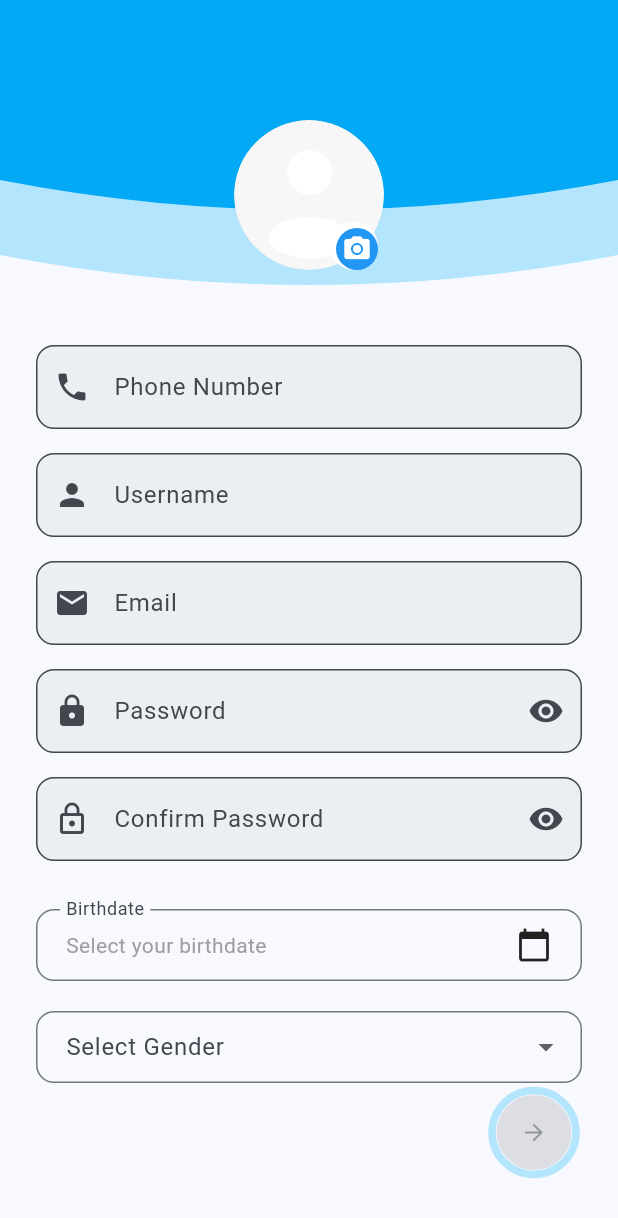
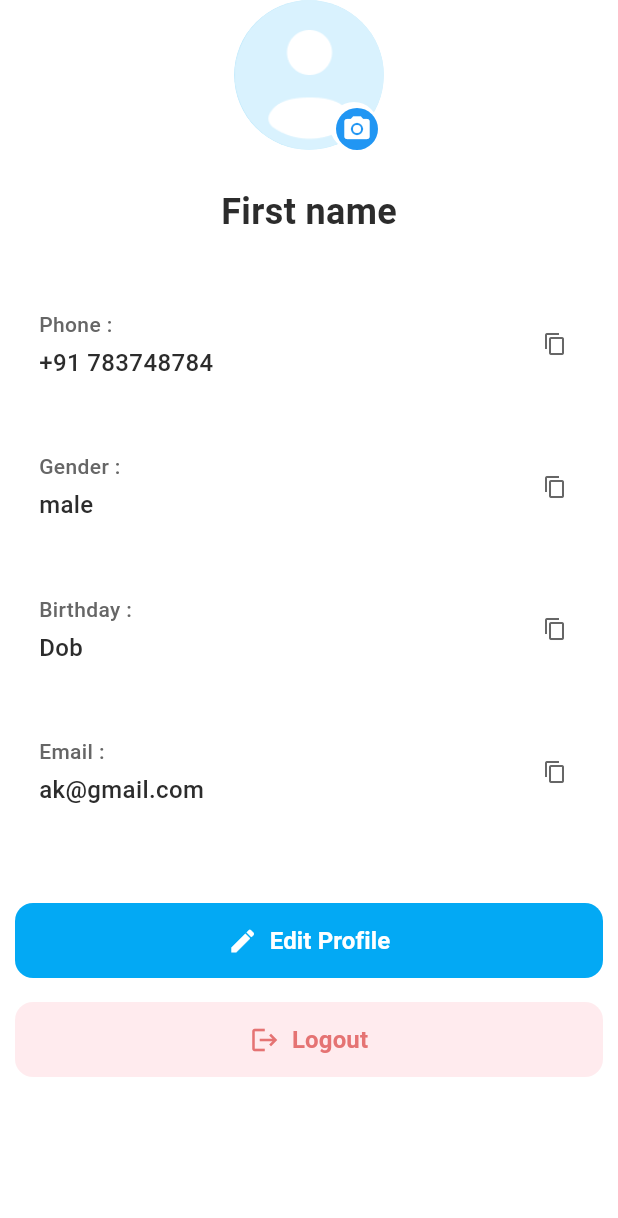
Before and after one commit to Hitesh4590/demoMessenger, a Flutter app: the screen it shows after launch, on a phone screen of 412 x 824 dp. Shown: the top 1218 px of the screen. Run offline on Flutter 3.47's test engine with Material 3 defaults, Android fonts, the phone set to English and light mode, and no system bars; our stand-ins replace cloud_firestore, firebase_auth, firebase_core, flutter_riverpod, image_picker; missing offline and left inert: cloudinary_public; accounts and stored records are empty.

Commit message:
[Add] Created the Profile screen. [Add] Added the functionality of the copying text

```diff
--- a/lib/screens/profile/profile_screen.dart
+++ b/lib/screens/profile/profile_screen.dart
@@ -0,0 +1,124 @@
+import 'package:demo_messenger/widgets/action_btn_widget.dart';
+import 'package:demo_messenger/widgets/displaytext_widget.dart';
+import 'package:flutter/material.dart';
+import 'package:demo_messenger/widgets/profileavatar_widget.dart';
+
+class ProfileScreen extends StatefulWidget {
+  const ProfileScreen({super.key});
+
+  @override
+  State<ProfileScreen> createState() => _ProfileScreenState();
+}
+
+class _ProfileScreenState extends State<ProfileScreen> {
+  String? _selectedImagePath;
+  @override
+  Widget build(BuildContext context) {
+    return Scaffold(
+      backgroundColor: Colors.white,
+      body: SafeArea(
+        child: Padding(
+          padding: const EdgeInsets.symmetric(horizontal: 10),
+
+          child: SingleChildScrollView(
+            child: Column(
+              children: [
+                Column(
+                  children: [
+                    Stack(
+                      children: [
+                        ProfileAvatar(
+                          imagePath:
+                              _selectedImagePath ?? 'assets/images/profile.png',
+                          radius: 50,
+                          isFile: _selectedImagePath != null,
+                          backgroundColor: Colors.lightBlue.shade100,
+                          onImageSelected: (String? imagePath) {
+                            setState(() {
+                              _selectedImagePath = imagePath;
+                            });
+                          },
+                        ),
+                        Positioned(
+                          bottom: 0,
+                          right: 4,
+                          child: Container(
+                            padding: const EdgeInsets.all(4),
+                            decoration: BoxDecoration(
+                              color: Colors.blue,
+                              shape: BoxShape.circle,
+                            ),
+                            child: const Icon(
+                              Icons.camera_alt,
+                              color: Colors.white,
+                              size: 20,
+                            ),
+                          ),
+                        ),
+                      ],
+                    ),
+                    const SizedBox(height: 24,),
+                    //Name
+                    Text("First name", style: const TextStyle(
+                      fontSize: 24,
+                      fontWeight: FontWeight.w600,
+                      color: Color(0xFF2C2C2C),
+                    ),
+                    ),
+                    const SizedBox(height: 32),
+
+                    //profile details of the user
+                    //phone
+                    DisplayText(
+                      label: 'Phone',
+                      // value: '(+44) ${user.phoneNumber}',
+                      value: '+91 783748784',
+                    ),
+                    DisplayText(
+                      label: 'Gender',
+                      // value: user.gender ?? 'Not specified',
+                      value: 'male',
+                    ),
+                    DisplayText(
+                      label: 'Birthday',
+                      // value: user.birthdate != null
+                      //     ? DateFormat('dd/MM/yyyy').format(user.birthdate!)
+                      //     : 'Not specified',
+                      value: 'Dob',
+                    ),
+                    DisplayText(
+                      label: 'Email',
+                      // value: user.email,
+                      value: "ak@gmail.com",
+                    ),
+                    const SizedBox(height: 32),
+
+                    // Edit Profile Button
+                    ProfileActionButton(
+                      label: 'Edit Profile',
+                      icon: Icons.edit,
+                      onPressed: () {
+
+                      },
+                      backgroundColor: Colors.lightBlue.shade500,
+                      foregroundColor: Colors.white,
+                    ),
+                    const SizedBox(height: 16),
+                    ProfileActionButton(label: 'Logout', onPressed: () {
+
+                    },
+                      icon: Icons.logout,
+                      backgroundColor: const Color(0xFFFFEBEE),
+                      foregroundColor: const Color(0xFFE57373),
+                    ),
+                  ],
+                ),
+                const SizedBox(height: 16),
+              ],
+            ),
+          ),
+        ),
+      ),
+    );
+  }
+}
--- a/lib/screens/splash/splash_screen.dart
+++ b/lib/screens/splash/splash_screen.dart
@@ -1,4 +1,5 @@
 import 'dart:async';
+import 'package:demo_messenger/screens/profile/profile_screen.dart';
 import 'package:flutter/material.dart';
 import '../registration/registration_screen.dart';
 
@@ -27,7 +28,7 @@ class _SplashScreenState extends State<SplashScreen> {
     Timer(Duration(seconds: 3), () {
       Navigator.pushReplacement(
         context,
-        MaterialPageRoute(builder: (context) => RegistrationScreen()),
+        MaterialPageRoute(builder: (context) => ProfileScreen()),
       );
     });
   }
--- /dev/null
+++ b/lib/widgets/action_btn_widget.dart
@@ -0,0 +1,47 @@
+import 'package:flutter/material.dart';
+
+class ProfileActionButton extends StatelessWidget {
+  final String label;
+  final VoidCallback onPressed;
+  final Color backgroundColor;
+  final Color foregroundColor;
+  final IconData icon;
+
+  const ProfileActionButton({super.key,
+    required this.label,
+    required this.onPressed,
+    required this.icon,
+    this.backgroundColor = const Color(0xFF4A90E2),
+    this.foregroundColor = Colors.white,});
+
+  @override
+  Widget build(BuildContext context) {
+    return SizedBox(
+      width: double.infinity,
+      height: 50,
+      child: ElevatedButton(onPressed: onPressed,
+          style: ElevatedButton.styleFrom(
+            backgroundColor: backgroundColor,
+            foregroundColor: foregroundColor,
+            shape: RoundedRectangleBorder(
+              borderRadius: BorderRadius.circular(12),
+            ),
+            elevation: 0,
+          ),
+          child: Row(
+            mainAxisAlignment: MainAxisAlignment.center,
+            children: [
+              Icon(icon, size: 20,),
+              const SizedBox(width: 8,),
+              Text(
+                label,
+                style: const TextStyle(
+                  fontSize: 16,
+                  fontWeight: FontWeight.w600,
+                ),
+              )
+            ],
+          )),
+    );
+  }
+}
--- /dev/null
+++ b/lib/widgets/displaytext_widget.dart
@@ -0,0 +1,84 @@
+import 'package:flutter/material.dart';
+import 'package:flutter/services.dart';
+
+class DisplayText extends StatelessWidget {
+  final String label;
+  final String value;
+  final bool showCopy;
+
+  const DisplayText({
+    super.key,
+    required this.label,
+    required this.value,
+    this.showCopy = true,
+  });
+
+  void _copyToClipboard(BuildContext context) {
+    Clipboard.setData(ClipboardData(text: value));
+    ScaffoldMessenger.of(context).showSnackBar(
+      SnackBar(
+        content: Text('$label copied to clipboard'),
+        duration: const Duration(seconds: 2),
+        behavior: SnackBarBehavior.floating,
+        backgroundColor: Colors.black87,
+      ),
+    );
+  }
+
+  @override
+  Widget build(BuildContext context) {
+    return Container(
+      margin: const EdgeInsets.only(bottom: 16),
+      padding: const EdgeInsets.all(16),
+      decoration: BoxDecoration(
+        color: Colors.white,
+        borderRadius: BorderRadius.circular(12),
+      ),
+      child: Row(
+        children: [
+          Expanded(
+            child: Column(
+              crossAxisAlignment: CrossAxisAlignment.start,
+              children: [
+                Text(
+                  '$label : ',
+                  style: const TextStyle(
+                    fontSize: 14,
+                    color: Color(0xFF666666),
+                    fontWeight: FontWeight.w500,
+                  ),
+                ),
+                const SizedBox(height: 4),
+                Text(
+                  value,
+                  style: const TextStyle(
+                    fontSize: 16,
+                    color: Color(0xFF2C2C2C),
+                    fontWeight: FontWeight.w500,
+                  ),
+                ),
+              ],
+            ),
+          ),
+          if (showCopy)
+            GestureDetector(
+              onTap: () => _copyToClipboard(context),
+              child: Container(
+                width: 32,
+                height: 32,
+                decoration: BoxDecoration(
+                  color: Colors.white,
+                  borderRadius: BorderRadius.circular(8),
+                ),
+                child: const Icon(
+                  Icons.copy,
+                  size: 16,
+                  color: Color(0xFF666666),
+                ),
+              ),
+            ),
+        ],
+      ),
+    );
+  }
+}
```
Also changed, not shown: pubspec.lock, 1 other file.
